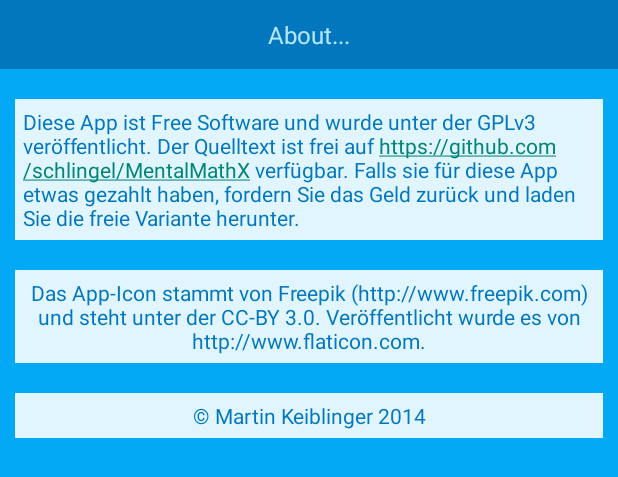
After one commit to schlingel/MentalMathX, an Android app: the layout activity_about.xml on its own in the app's theme, with its tools: preview values and no code run, on a phone screen of 412 x 824 dp. The commit adds this screen. Shown: the top 477 px of the screen. Run offline under Robolectric (Android 15) with nearby library versions, the phone set to English and light mode, and no system bars.

Commit message:
Added about activity

```diff
--- a/app/src/main/AndroidManifest.xml
+++ b/app/src/main/AndroidManifest.xml
@@ -22,6 +22,9 @@
             android:screenOrientation="portrait" >
         </activity>
         <activity
+            android:name=".AboutActivity_"
+            android:screenOrientation="portrait" />
+        <activity
             android:name=".SelectDifficultyActivity_"
             android:screenOrientation="portrait" />
         <activity
--- /dev/null
+++ b/app/src/main/java/net/schlingel/bplaced/mentalmathx/AboutActivity.java
@@ -0,0 +1,19 @@
+package net.schlingel.bplaced.mentalmathx;
+
+import android.content.Context;
+import android.content.Intent;
+import android.support.v7.app.ActionBarActivity;
+
+import org.androidannotations.annotations.EActivity;
+
+/**
+ * Created by zombie on 01.09.14.
+ */
+@EActivity(R.layout.activity_about)
+public class AboutActivity extends ActionBarActivity {
+    public static Intent asIntent(Context sender) {
+        Intent i = new Intent(sender, AboutActivity_.class);
+        return i;
+
+    }
+}
--- a/app/src/main/java/net/schlingel/bplaced/mentalmathx/NewGameActivity.java
+++ b/app/src/main/java/net/schlingel/bplaced/mentalmathx/NewGameActivity.java
@@ -31,6 +31,11 @@
         startActivity(HighscoresActivity.asIntent(this));
     }
 
+    @Click(R.id.btnAbout)
+    public void showAbout() {
+        startActivity(AboutActivity.asIntent(this));
+    }
+
     public static Intent asIntent(Context sender) {
         Intent i = new Intent(sender, NewGameActivity_.class);
         return i;
--- /dev/null
+++ b/app/src/main/res/layout/activity_about.xml
@@ -0,0 +1,50 @@
+<?xml version="1.0" encoding="utf-8"?>
+
+<LinearLayout xmlns:android="http://schemas.android.com/apk/res/android"
+    android:orientation="vertical" android:layout_width="match_parent"
+    android:layout_height="match_parent">
+
+    <TextView
+        android:layout_width="match_parent"
+        android:textColor="@color/Light"
+        android:background="@color/VeryDark"
+        android:text="@string/txtVwAboutHeader"
+        android:textSize="16dp"
+        android:gravity="center"
+        android:padding="12dp"
+        android:linksClickable="true"
+        android:autoLink="web"
+        android:layout_marginBottom="10dp"
+        android:layout_height="wrap_content" />
+
+    <TextView
+        android:textColor="@color/VeryDark"
+        android:padding="5dp"
+        android:layout_margin="10dp"
+        android:background="@color/VeryLight"
+        android:linksClickable="true"
+        android:autoLink="web"
+        android:text="@string/txtVwAboutApp"
+        android:layout_width="match_parent"
+        android:layout_height="wrap_content" />
+
+    <TextView
+        android:textColor="@color/VeryDark"
+        android:padding="5dp"
+        android:layout_margin="10dp"
+        android:background="@color/VeryLight"
+        android:text="@string/txtVwAboutIcon"
+        android:gravity="center"
+        android:layout_width="match_parent"
+        android:layout_height="wrap_content" />
+
+    <TextView
+        android:textColor="@color/VeryDark"
+        android:padding="5dp"
+        android:layout_margin="10dp"
+        android:background="@color/VeryLight"
+        android:text="© Martin Keiblinger 2014"
+        android:gravity="center"
+        android:layout_width="match_parent"
+        android:layout_height="wrap_content" />
+</LinearLayout>
--- a/app/src/main/res/layout/activity_new_game.xml
+++ b/app/src/main/res/layout/activity_new_game.xml
@@ -55,8 +55,18 @@
             android:layout_margin="3dp"
             android:layout_width="fill_parent"
             android:layout_height="wrap_content"
+            android:layout_above="@+id/btnAbout"
+            android:text="@string/btnHighScore"/>
+
+        <Button
+            style="@style/MentalButton"
+            android:id="@id/btnAbout"
+            android:layout_margin="3dp"
+            android:layout_width="fill_parent"
+            android:layout_height="wrap_content"
             android:layout_alignParentBottom="true"
-            android:text="@string/btnHighScore"/>
+            android:text="@string/btnAbout"/>
+
 
         </RelativeLayout>
 
--- a/app/src/main/res/values/strings.xml
+++ b/app/src/main/res/values/strings.xml
@@ -24,5 +24,9 @@
     <string name="txtVwTimeHeader">Dauer</string>
     <string name="txtVwSelectDifficulty">Schwierigkeit?</string>
     <string name="txtVwSelectMode">Welcher Modus?</string>
+    <string name="txtVwAboutHeader">About...</string>
+    <string name="txtVwAboutApp">Diese App ist Free Software und wurde unter der GPLv3 veröffentlicht. Der Quelltext ist frei auf https://github.com/schlingel/MentalMathX verfügbar. Falls sie für diese App etwas gezahlt haben, fordern Sie das Geld zurück und laden Sie die freie Variante herunter.</string>
+    <string name="txtVwAboutIcon">Das App-Icon stammt von Freepik (http://www.freepik.com) und steht unter der CC-BY 3.0. Veröffentlicht wurde es von http://www.flaticon.com.</string>
+    <string name="btnAbout">About</string>
 
 </resources>
```
